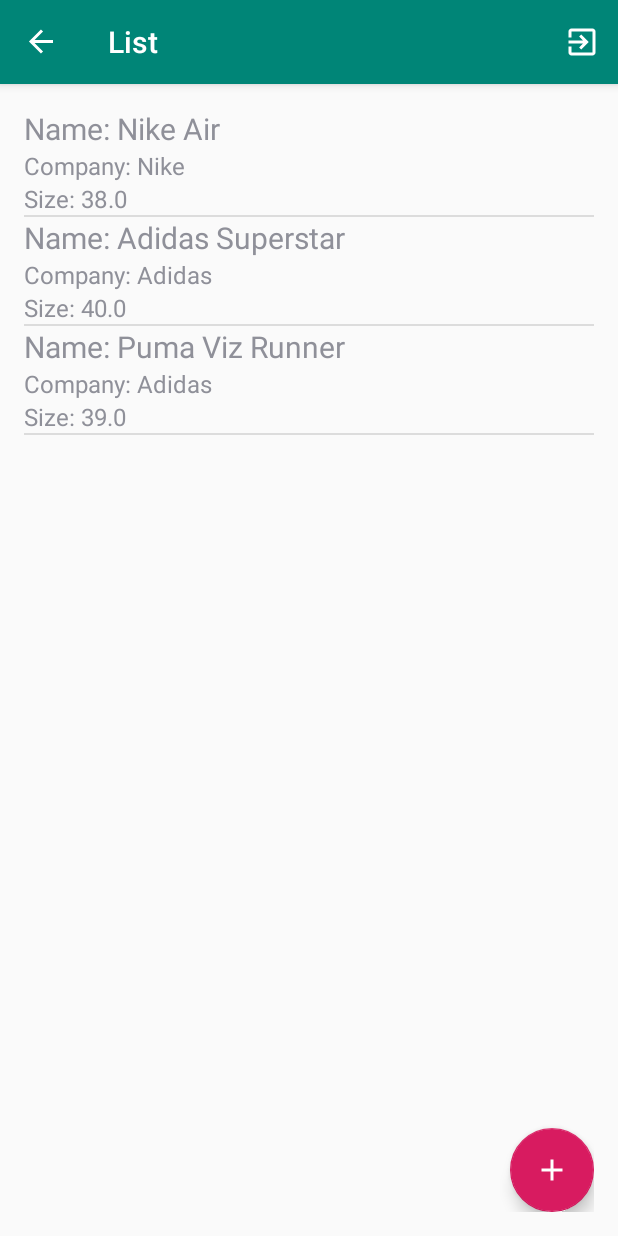
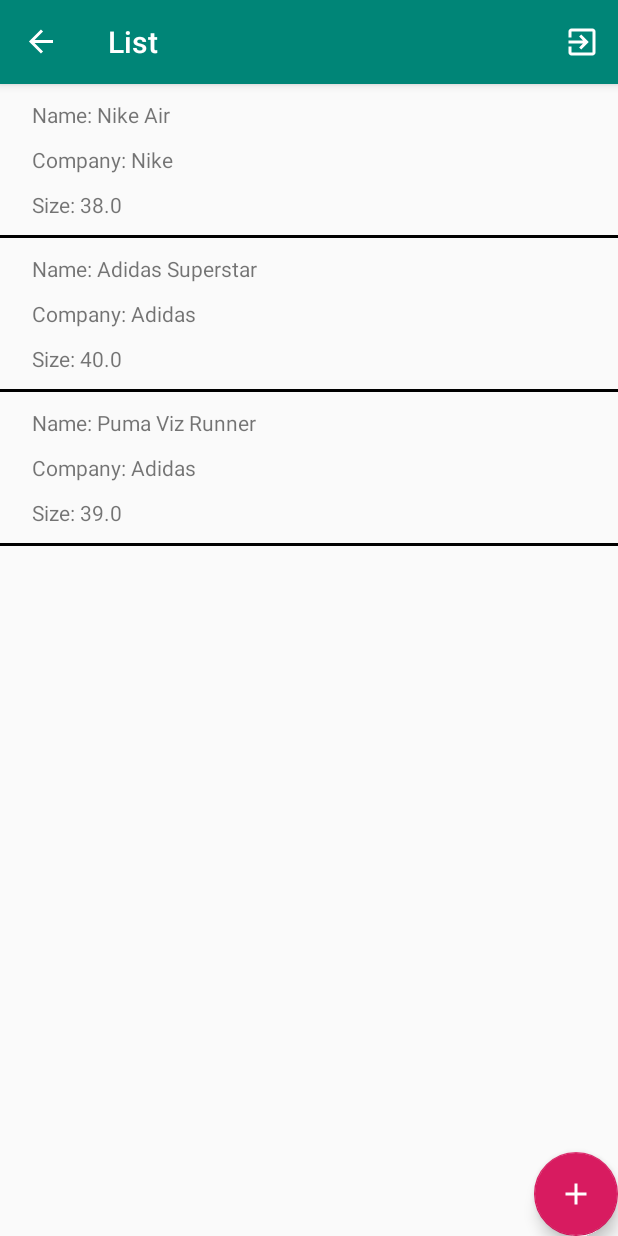
Before and after one commit to williammacedo/shoeStore, an Android app: the ShoeListFragment screen opened through its navigation route, on a phone screen of 412 x 824 dp. Run offline under Robolectric (Android 15) with nearby library versions, the phone set to English and light mode, and no system bars; our stand-ins replace Timber, data binding, navigation-ui; 1 statement that could not run was skipped.

Commit message:
Change shoe list layout from listview to programmatically create items.

```diff
--- a/app/src/main/java/com/udacity/shoestore/screens/shoe/list/ShoeListFragment.kt
+++ b/app/src/main/java/com/udacity/shoestore/screens/shoe/list/ShoeListFragment.kt
@@ -1,7 +1,10 @@
 package com.udacity.shoestore.screens.shoe.list
 
+import android.graphics.Color
 import android.os.Bundle
 import android.view.*
+import android.widget.LinearLayout
+import android.widget.TextView
 import androidx.databinding.DataBindingUtil
 import androidx.fragment.app.Fragment
 import androidx.fragment.app.activityViewModels
@@ -32,7 +35,7 @@ class ShoeListFragment : Fragment() {
             container,
             false
         )
-        configListView()
+//        configListView()
 
         binding.addFab.setOnClickListener {
             val action = ShoeListFragmentDirections.actionShoeListFragmentToShoeDetailFragment()
@@ -40,12 +43,39 @@ class ShoeListFragment : Fragment() {
         }
 
         viewModel.shoes.observe(viewLifecycleOwner, Observer {
-            adapter.update(it)
+            for (shoe in it) {
+                addTextView("Name: ${shoe.name}")
+                addTextView("Company: ${shoe.company}")
+                addTextView("Size: ${shoe.size}")
+                val linha = View(context)
+                val layoutParams = LinearLayout.LayoutParams(
+                    LinearLayout.LayoutParams.MATCH_PARENT,
+                    3
+                )
+                layoutParams.topMargin = 16
+                linha.layoutParams = layoutParams
+                linha.setBackgroundColor(Color.parseColor("#000000"))
+                binding.linearLayout.addView(linha)
+            }
+//            adapter.update(it)
         })
 
         setHasOptionsMenu(true)
 
         return binding.root
+    }
+
+    private fun addTextView(text: String) {
+        var layoutParameters = LinearLayout.LayoutParams(
+            LinearLayout.LayoutParams.MATCH_PARENT,
+            LinearLayout.LayoutParams.WRAP_CONTENT
+        )
+        layoutParameters.marginStart = 32
+        layoutParameters.topMargin = 16
+        var view = TextView(context)
+        view.layoutParams = layoutParameters
+        view.text = text
+        binding.linearLayout.addView(view)
     }
 
     override fun onCreateOptionsMenu(menu: Menu, inflater: MenuInflater) {
@@ -58,9 +88,9 @@ class ShoeListFragment : Fragment() {
                 || super.onOptionsItemSelected(item)
     }
 
-    private fun configListView() {
+    /*private fun configListView() {
         adapter = ShoesAdapter(context!!.applicationContext)
         binding.shoesListview.adapter = adapter
-    }
+    }*/
 
 }
--- a/app/src/main/res/layout/fragment_shoe_list.xml
+++ b/app/src/main/res/layout/fragment_shoe_list.xml
@@ -8,7 +8,6 @@
         android:id="@+id/shoe_list_layout"
         android:layout_width="match_parent"
         android:layout_height="match_parent"
-        android:padding="16dp"
         tools:context=".screens.shoe.list.ShoeListFragment">
 
         <ScrollView
@@ -21,13 +20,15 @@
             app:layout_constraintBottom_toBottomOf="parent">
 
             <LinearLayout
+                android:id="@+id/linear_layout"
                 android:layout_width="match_parent"
-                android:layout_height="match_parent">
-                <ListView
+                android:layout_height="match_parent"
+                android:orientation="vertical">
+                <!--<ListView
                     android:id="@+id/shoes_listview"
                     android:layout_width="match_parent"
                     android:layout_height="match_parent"
-                    tools:listitem="@layout/item_shoe"/>
+                    tools:listitem="@layout/item_shoe"/>-->
             </LinearLayout>
 
         </ScrollView>
```
